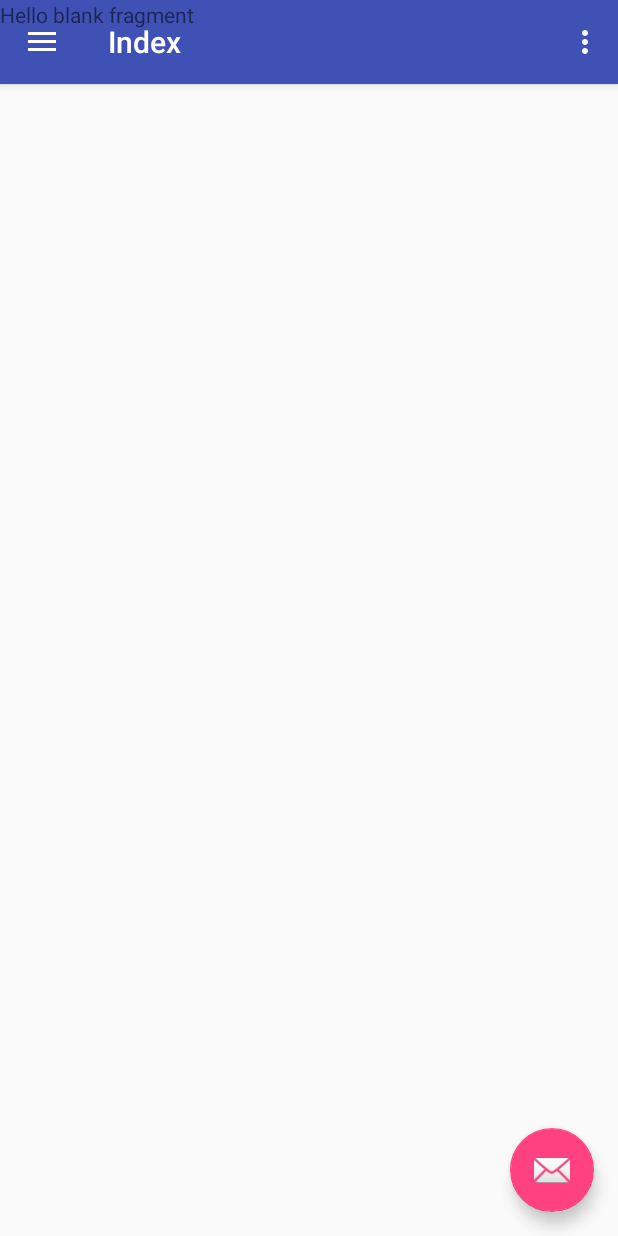
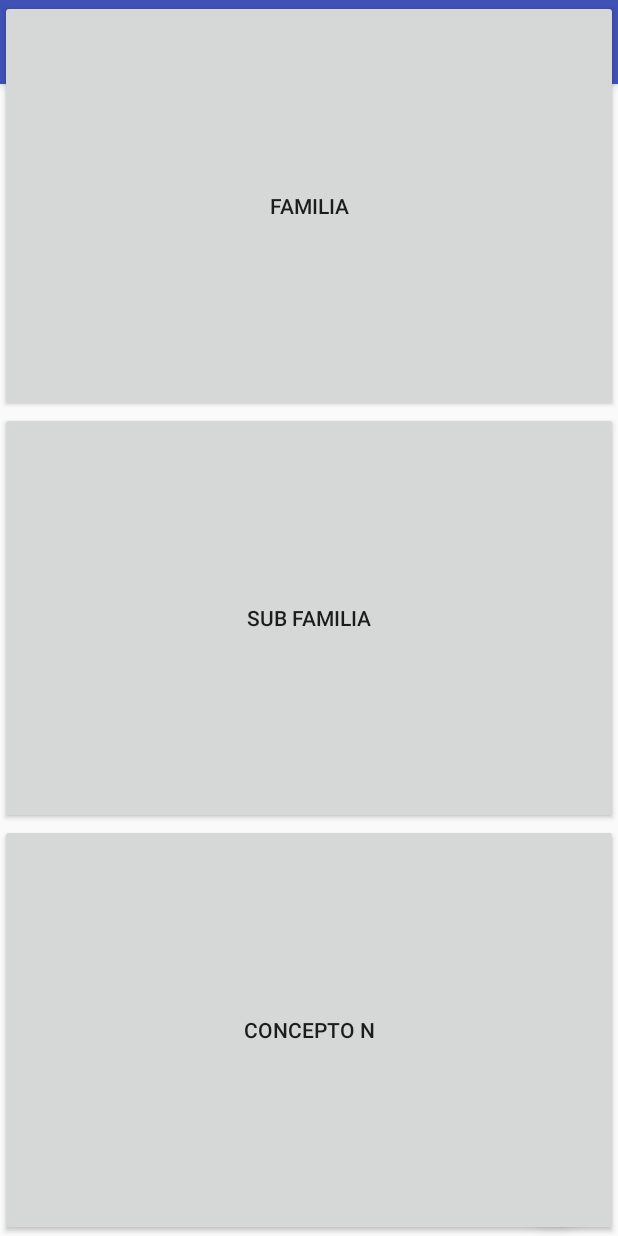
Before and after one commit to AugustCS/CRUD1, an Android app: the fragment MenuPrincipal placed in its activity, after a tap on an icon or button, on a phone screen of 412 x 824 dp. Run offline under Robolectric (Android 15) with nearby library versions, the phone set to English and light mode, and no system bars; 1 other tap on this screen came first.

```diff
--- a/app/build.gradle
+++ b/app/build.gradle
@@ -24,6 +24,8 @@ dependencies {
     implementation 'com.android.support.constraint:constraint-layout:1.1.2'
     implementation 'com.android.support:design:27.1.1'
     implementation 'com.android.support:support-v4:27.1.1'
+    implementation 'com.android.support:recyclerview-v7:27.1.1'
+    implementation 'com.android.support:cardview-v7:27.1.1'
     testImplementation 'junit:junit:4.12'
     androidTestImplementation 'com.android.support.test:runner:1.0.2'
     androidTestImplementation 'com.android.support.test.espresso:espresso-core:3.0.2'
--- a/app/src/main/java/com/debugia/crudinicial/MenuPrincipal.java
+++ b/app/src/main/java/com/debugia/crudinicial/MenuPrincipal.java
@@ -3,16 +3,19 @@ package com.debugia.crudinicial;
 
 import android.os.Bundle;
 import android.support.v4.app.Fragment;
+import android.support.v4.app.FragmentManager;
+import android.support.v4.app.FragmentTransaction;
 import android.view.LayoutInflater;
 import android.view.View;
 import android.view.ViewGroup;
+import android.widget.Button;
 
 
 /**
  * A simple {@link Fragment} subclass.
  */
-public class MenuPrincipal extends Fragment {
-
+public class MenuPrincipal extends Fragment implements View.OnClickListener {
+    Button b_familia;
 
     public MenuPrincipal() {
         // Required empty public constructor
@@ -24,8 +27,27 @@ public class MenuPrincipal extends Fragment {
                              Bundle savedInstanceState) {
         // Inflate the layout for this fragment
         View view=inflater.inflate(R.layout.fragment_menu_principal, container, false);
-
+        b_familia= view.findViewById(R.id.b_familia);
+        b_familia.setOnClickListener(this);
         return  view;
     }
 
+    @Override
+    public void onClick(View v) {
+        Fragment fragment;
+        switch (v.getId()){
+            case (R.id.b_familia):
+                fragment= new MenuPrincipal();
+                CambiarFragment(fragment);
+                break;
+        }
+    }
+
+    public void CambiarFragment(Fragment fragment){
+        FragmentManager fragmentManager = getFragmentManager();
+        FragmentTransaction fragmentTransaction = fragmentManager.beginTransaction();
+        fragmentTransaction.replace(R.id.frag_contenedor, fragment);
+        fragmentTransaction.addToBackStack(null);
+        fragmentTransaction.commit();
+    }
 }
--- a/app/src/main/res/layout/fragment_menu_principal.xml
+++ b/app/src/main/res/layout/fragment_menu_principal.xml
@@ -4,10 +4,33 @@
     android:layout_height="match_parent"
     tools:context="com.debugia.crudinicial.MenuPrincipal">
 
-    <!-- TODO: Update blank fragment layout -->
-    <TextView
+
+    <LinearLayout
         android:layout_width="match_parent"
         android:layout_height="match_parent"
-        android:text="@string/hello_blank_fragment" />
+        android:orientation="vertical">
+
+        <Button
+            android:id="@+id/b_familia"
+            android:layout_width="match_parent"
+            android:layout_height="match_parent"
+            android:layout_weight="1"
+            android:text="Familia" />
+
+        <Button
+            android:id="@+id/b_sub_familia"
+            android:layout_width="match_parent"
+            android:layout_height="match_parent"
+            android:layout_weight="1"
+            android:text="Sub Familia" />
+
+        <Button
+            android:id="@+id/b_concepto_n"
+            android:layout_width="match_parent"
+            android:layout_height="match_parent"
+            android:layout_weight="1"
+            android:text="Concepto n" />
+
+    </LinearLayout>
 
 </FrameLayout>
```
Also changed, not shown: app/src/main/AndroidManifest.xml (+9 -1 lines), app/src/main/java/com/debugia/crudinicial/ConexionSQL.java (+28 -0 lines), app/src/main/java/com/debugia/crudinicial/Login.java (+8 -8 lines), app/src/main/java/com/debugia/crudinicial/familia.java (added, +30 -0 lines), app/src/main/res/layout/fragment_familia.xml (added, +10 -0 lines), app/src/main/res/drawable-v24/polo.jpg (added).
